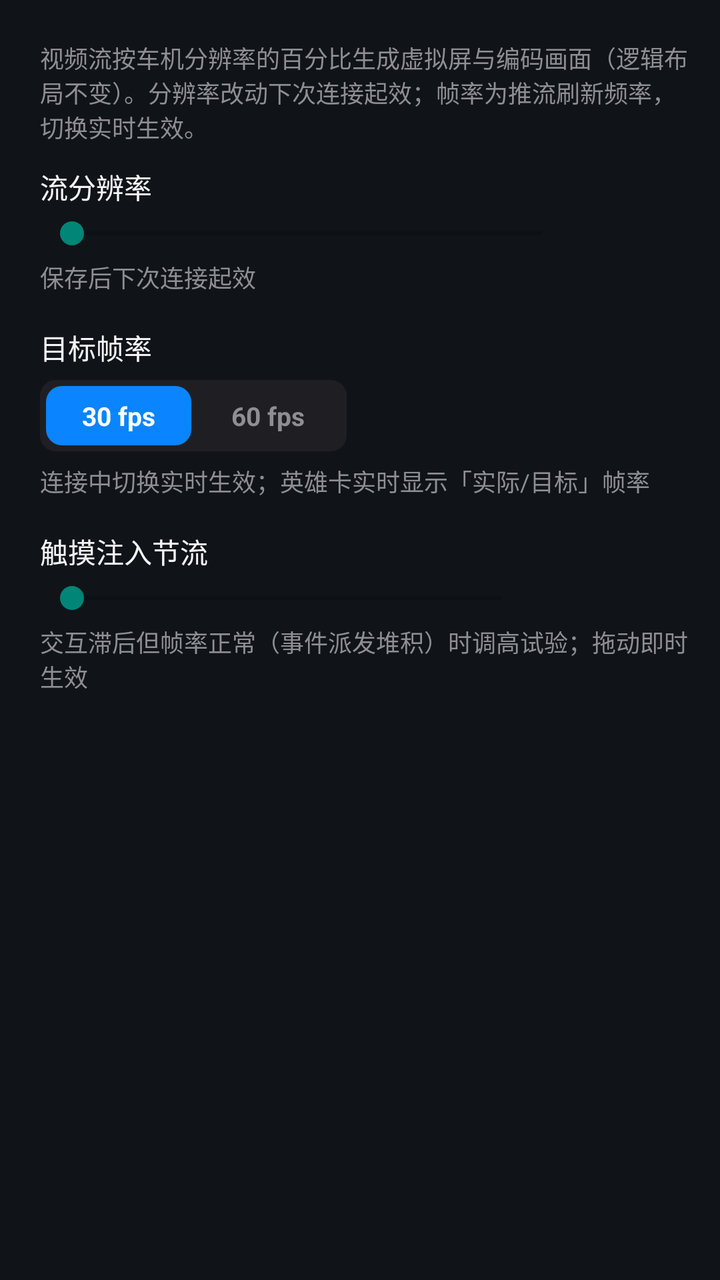
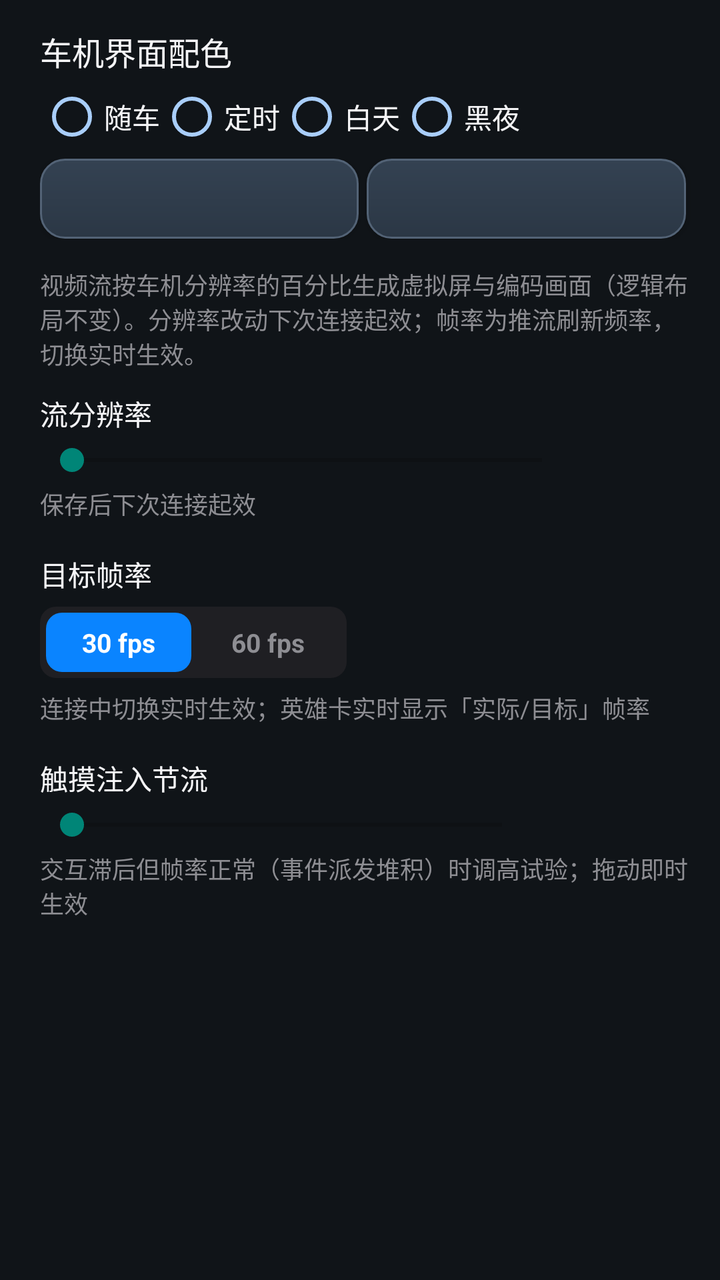

Two renders of the same Android screen: before a commit and after it. Below are the layout's source before the change and the commit's diff.
<!-- AndroidManifest.xml: application theme Theme.CarPlaySender -->
<!-- res/layout/fragment_panel_display.xml -->
<?xml version="1.0" encoding="utf-8"?>
<LinearLayout xmlns:android="http://schemas.android.com/apk/res/android"
    android:layout_width="match_parent"
    android:layout_height="match_parent"
    android:orientation="vertical"
    android:paddingLeft="20dp"
    android:paddingRight="13dp"
    android:paddingTop="14dp"
    android:paddingBottom="10dp">

    <TextView
        android:layout_width="match_parent"
        android:layout_height="wrap_content"
        android:layout_marginTop="6dp"
        android:layout_marginBottom="11dp"
        android:text="视频流按车机分辨率的百分比生成虚拟屏与编码画面（逻辑布局不变）。分辨率改动下次连接起效；帧率为推流刷新频率，切换实时生效。"
        android:textColor="#FF8E8E93"
        android:textSize="12sp" />

    <TextView
        android:layout_width="wrap_content"
        android:layout_height="wrap_content"
        android:text="流分辨率"
        android:textColor="#FFF5F5F7"
        android:textSize="14sp" />

    <LinearLayout
        android:layout_width="match_parent"
        android:layout_height="wrap_content"
        android:layout_marginTop="4dp"
        android:gravity="center_vertical"
        android:orientation="horizontal">

        <SeekBar
            android:id="@+id/displayScaleSeek"
            android:layout_width="0dp"
            android:layout_height="wrap_content"
            android:layout_weight="1"
            android:max="26" />

        <TextView
            android:id="@+id/displayScaleValue"
            android:layout_width="52dp"
            android:layout_height="wrap_content"
            android:layout_marginLeft="8dp"
            android:gravity="right"
            android:textColor="#FF8E8E93"
            android:textSize="12sp" />
    </LinearLayout>

    <TextView
        android:id="@+id/displayScaleNote"
        android:layout_width="match_parent"
        android:layout_height="wrap_content"
        android:layout_marginTop="4dp"
        android:text="保存后下次连接起效"
        android:textColor="#FF8E8E93"
        android:textSize="12sp" />

    <TextView
        android:layout_width="wrap_content"
        android:layout_height="wrap_content"
        android:layout_marginTop="16dp"
        android:text="目标帧率"
        android:textColor="#FFF5F5F7"
        android:textSize="14sp" />

    <LinearLayout
        android:layout_width="wrap_content"
        android:layout_height="wrap_content"
        android:layout_marginTop="6dp"
        android:background="@drawable/bg_segment"
        android:orientation="horizontal"
        android:padding="3dp">

        <TextView
            android:id="@+id/btnFps30"
            android:layout_width="wrap_content"
            android:layout_height="wrap_content"
            android:background="@drawable/bg_segment_sel"
            android:paddingLeft="18dp"
            android:paddingTop="6dp"
            android:paddingRight="18dp"
            android:paddingBottom="6dp"
            android:text="30 fps"
            android:textColor="#FFFFFFFF"
            android:textSize="13sp"
            android:textStyle="bold" />

        <TextView
            android:id="@+id/btnFps60"
            android:layout_width="wrap_content"
            android:layout_height="wrap_content"
            android:layout_marginLeft="2dp"
            android:paddingLeft="18dp"
            android:paddingTop="6dp"
            android:paddingRight="18dp"
            android:paddingBottom="6dp"
            android:text="60 fps"
            android:textColor="#FF8E8E93"
            android:textSize="13sp"
            android:textStyle="bold" />
    </LinearLayout>

    <TextView
        android:layout_width="match_parent"
        android:layout_height="wrap_content"
        android:layout_marginTop="6dp"
        android:text="连接中切换实时生效；英雄卡实时显示「实际/目标」帧率"
        android:textColor="#FF8E8E93"
        android:textSize="12sp" />

    <TextView
        android:layout_width="wrap_content"
        android:layout_height="wrap_content"
        android:layout_marginTop="16dp"
        android:text="触摸注入节流"
        android:textColor="#FFF5F5F7"
        android:textSize="14sp" />

    <LinearLayout
        android:layout_width="match_parent"
        android:layout_height="wrap_content"
        android:layout_marginTop="4dp"
        android:gravity="center_vertical"
        android:orientation="horizontal">

        <SeekBar
            android:id="@+id/throttleSeek"
            android:layout_width="0dp"
            android:layout_height="wrap_content"
            android:layout_weight="1"
            android:max="6" />

        <TextView
            android:id="@+id/throttleValue"
            android:layout_width="72dp"
            android:layout_height="wrap_content"
            android:layout_marginLeft="8dp"
            android:gravity="right"
            android:textColor="#FF8E8E93"
            android:textSize="12sp" />
    </LinearLayout>

    <TextView
        android:layout_width="match_parent"
        android:layout_height="wrap_content"
        android:layout_marginTop="4dp"
        android:text="交互滞后但帧率正常（事件派发堆积）时调高试验；拖动即时生效"
        android:textColor="#FF8E8E93"
        android:textSize="12sp" />
</LinearLayout>
<!-- resources referenced by this layout -->
<resources>
  <!-- drawable bg_segment (drawable) -->
  <?xml version="1.0" encoding="utf-8"?>
  <shape xmlns:android="http://schemas.android.com/apk/res/android"
      android:shape="rectangle">
      <solid android:color="#FF1F1F23" />
      <corners android:radius="8dp" />
  </shape>
  <!-- drawable bg_segment_sel (drawable) -->
  <?xml version="1.0" encoding="utf-8"?>
  <shape xmlns:android="http://schemas.android.com/apk/res/android"
      android:shape="rectangle">
      <solid android:color="#FF0A84FF" />
      <corners android:radius="8dp" />
  </shape>
  <style name="Theme.CarPlaySender" parent="Theme.AppCompat.DayNight.NoActionBar">
          <item name="android:statusBarColor">#000000</item>
          <item name="android:navigationBarColor">#000000</item>
          <item name="android:windowLightStatusBar">false</item>
          <item name="android:windowLightNavigationBar">false</item>
          <item name="android:colorBackground">#101418</item>
      </style>
</resources>

<!-- the commit's change to res/layout/fragment_panel_display.xml (unified diff, before → after) -->
@@ -1,12 +1,29 @@
 <?xml version="1.0" encoding="utf-8"?>
-<LinearLayout xmlns:android="http://schemas.android.com/apk/res/android"
+<ScrollView xmlns:android="http://schemas.android.com/apk/res/android"
+    android:layout_width="match_parent" android:layout_height="match_parent" android:fillViewport="true">
+<LinearLayout
     android:layout_width="match_parent"
-    android:layout_height="match_parent"
+    android:layout_height="wrap_content"
     android:orientation="vertical"
     android:paddingLeft="20dp"
     android:paddingRight="13dp"
     android:paddingTop="14dp"
     android:paddingBottom="10dp">
+
+    <TextView android:layout_width="wrap_content" android:layout_height="wrap_content"
+        android:text="车机界面配色" android:textSize="16sp" android:textColor="#FFF5F5F7" />
+    <RadioGroup android:id="@+id/carAppearanceMode"
+        android:layout_width="match_parent" android:layout_height="wrap_content" android:orientation="horizontal">
+        <RadioButton android:id="@+id/appearanceVehicle" style="@style/AppearanceModeChoice" android:text="随车" />
+        <RadioButton android:id="@+id/appearanceAuto" style="@style/AppearanceModeChoice" android:text="定时" />
+        <RadioButton android:id="@+id/appearanceDay" style="@style/AppearanceModeChoice" android:text="白天" />
+        <RadioButton android:id="@+id/appearanceNight" style="@style/AppearanceModeChoice" android:text="黑夜" />
+    </RadioGroup>
+    <LinearLayout android:id="@+id/appearanceTimes" android:layout_width="match_parent"
+        android:layout_height="wrap_content" android:layout_marginBottom="8dp" android:orientation="horizontal">
+        <Button android:id="@+id/dayStart" style="@style/AppearanceTimeButton" />
+        <Button android:id="@+id/nightStart" style="@style/AppearanceTimeButton" />
+    </LinearLayout>
 
     <TextView
         android:layout_width="match_parent"
@@ -150,3 +167,4 @@
         android:textColor="#FF8E8E93"
         android:textSize="12sp" />
 </LinearLayout>
+</ScrollView>
<!-- resource entries referenced after the edit -->
@@ -14,12 +14,60 @@
       <solid android:color="#FF0A84FF" />
       <corners android:radius="8dp" />
   </shape>
+  <style name="AppearanceModeChoice" parent="Widget.AppCompat.CompoundButton.RadioButton">
+          <item name="android:layout_width">wrap_content</item>
+          <item name="android:layout_height">wrap_content</item>
+          <item name="android:minHeight">42dp</item>
+          <item name="android:textColor">#FFF5F5F7</item>
+          <item name="android:buttonTint">@color/car_accent</item>
+      </style>
+  <style name="AppearanceTimeButton" parent="Widget.AppCompat.Button">
+          <item name="android:layout_width">0dp</item>
+          <item name="android:layout_weight">1</item>
+          <item name="android:layout_height">wrap_content</item>
+          <item name="android:layout_marginEnd">4dp</item>
+          <item name="android:textColor">@color/car_text</item>
+          <item name="android:background">@drawable/bg_car_media_button</item>
+          <item name="android:minHeight">40dp</item>
+          <item name="android:textSize">13sp</item>
+      </style>
   <style name="Theme.CarPlaySender" parent="Theme.AppCompat.DayNight.NoActionBar">
+          <item name="deckSurface">@color/car_surface</item>
+          <item name="deckControl">@color/car_control</item>
+          <item name="deckOutline">@color/car_outline</item>
+          <item name="deckText">@color/car_text</item>
+          <item name="deckSecondary">@color/car_text_muted</item>
+          <item name="deckAccent">@color/car_accent</item>
+          <item name="deckOnAccent">@color/car_on_accent</item>
+          <item name="deckRipple">@color/car_control_ripple</item>
+          <item name="deckRaised">#344252</item>
+          <item name="deckCruise">#283848</item>
+          <item name="deckCruiseBorder">#536A82</item>
+          <item name="deckLabel">#E6171F2A</item>
           <item name="android:statusBarColor">#000000</item>
           <item name="android:navigationBarColor">#000000</item>
           <item name="android:windowLightStatusBar">false</item>
           <item name="android:windowLightNavigationBar">false</item>
           <item name="android:colorBackground">#101418</item>
       </style>
+  <color name="car_accent">#A9CEFA</color>
+  <color name="car_text">#F3F6FA</color>
+  <!-- drawable bg_car_media_button (drawable) -->
+  <?xml version="1.0" encoding="utf-8"?>
+  <ripple xmlns:android="http://schemas.android.com/apk/res/android" android:color="?attr/deckRipple">
+      <item>
+          <shape android:shape="rectangle">
+              <gradient android:angle="270" android:startColor="?attr/deckRaised" android:endColor="?attr/deckControl" />
+              <corners android:radius="12dp" />
+              <stroke android:width="1dp" android:color="?attr/deckOutline" />
+          </shape>
+      </item>
+  </ripple>
+  <color name="car_surface">#171F2A</color>
+  <color name="car_control">#2B3745</color>
+  <color name="car_outline">#536376</color>
+  <color name="car_text_muted">#BCC8D5</color>
+  <color name="car_on_accent">#132438</color>
+  <color name="car_control_ripple">#33D7E8FF</color>
 </resources>
 
